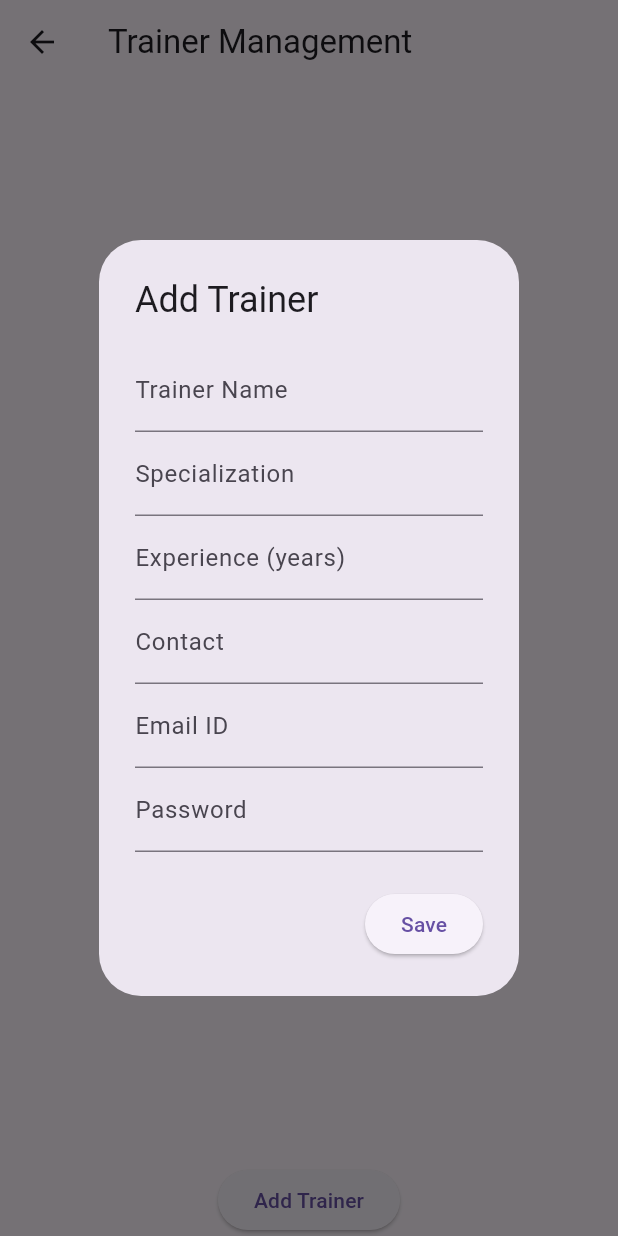
After one commit to Fitness-145/fitness_app, a Flutter app: the TrainerManagement screen opened directly, after a tap on "Add Trainer", on a phone screen of 412 x 824 dp. The commit adds this screen. Run offline on Flutter 3.47's test engine with Material 3 defaults, Android fonts, the phone set to English and light mode, and no system bars; our stand-ins replace cloud_firestore, firebase_auth, firebase_core, firebase_storage, image_picker, shared_preferences; missing offline and left inert: razorpay_flutter; accounts and stored records are empty.

Commit message:
trainer management

```diff
--- /dev/null
+++ b/lib/admin/trainer_management.dart
@@ -0,0 +1,291 @@
+import 'package:cloud_firestore/cloud_firestore.dart';
+import 'package:firebase_auth/firebase_auth.dart';
+import 'package:flutter/material.dart';
+
+class TrainerManagement extends StatefulWidget {
+  const TrainerManagement({super.key});
+  @override
+  _TrainerManagementState createState() => _TrainerManagementState();
+}
+
+class _TrainerManagementState extends State<TrainerManagement> {
+  final _formKey = GlobalKey<FormState>();
+  final _nameController = TextEditingController();
+  final _specializationController = TextEditingController();
+  final _experienceController = TextEditingController();
+  final _contactController = TextEditingController();
+  final _emailController = TextEditingController();
+  final _passwordController = TextEditingController();
+  final _newPasswordController = TextEditingController(); // For password change
+
+  String? _currentTrainerId; // To track the trainer being edited
+
+  void _saveTrainerDetails() async {
+    if (_formKey.currentState!.validate()) {
+      try {
+        if (_currentTrainerId == null) {
+          // Create a new trainer
+          UserCredential userCredential = await FirebaseAuth.instance.createUserWithEmailAndPassword(
+            email: _emailController.text,
+            password: _passwordController.text,
+          );
+
+          await FirebaseFirestore.instance.collection('trainers').add({
+            'name': _nameController.text,
+            'specialization': _specializationController.text,
+            'experience': _experienceController.text,
+            'contact': _contactController.text,
+            'email': _emailController.text,
+            'uid': userCredential.user!.uid,
+          });
+        } else {
+          // Update existing trainer
+          await FirebaseFirestore.instance.collection('trainers').doc(_currentTrainerId).update({
+            'name': _nameController.text,
+            'specialization': _specializationController.text,
+            'experience': _experienceController.text,
+            'contact': _contactController.text,
+            'email': _emailController.text,
+          });
+        }
+
+        ScaffoldMessenger.of(context).showSnackBar(
+          SnackBar(content: Text('Trainer details saved successfully!')),
+        );
+
+        _clearForm();
+      } on FirebaseAuthException catch (e) {
+        ScaffoldMessenger.of(context).showSnackBar(
+          SnackBar(content: Text('Error: ${e.message}')),
+        );
+      }
+    }
+  }
+
+  void _deleteTrainer(String trainerId) async {
+    await FirebaseFirestore.instance.collection('trainers').doc(trainerId).delete();
+    ScaffoldMessenger.of(context).showSnackBar(
+      SnackBar(content: Text('Trainer deleted successfully!')),
+    );
+  }
+
+  void _editTrainer(String trainerId, Map<String, dynamic> data) {
+    setState(() {
+      _currentTrainerId = trainerId;
+      _nameController.text = data['name'];
+      _specializationController.text = data['specialization'];
+      _experienceController.text = data['experience'];
+      _contactController.text = data['contact'];
+      _emailController.text = data['email'];
+    });
+
+    showDialog(
+      context: context,
+      builder: (context) => AlertDialog(
+        title: Text('Edit Trainer'),
+        content: Form(
+          key: _formKey,
+          child: Column(
+            mainAxisSize: MainAxisSize.min,
+            children: [
+              TextFormField(
+                controller: _nameController,
+                decoration: InputDecoration(labelText: 'Trainer Name'),
+                validator: (value) => value!.isEmpty ? 'Enter name' : null,
+              ),
+              TextFormField(
+                controller: _specializationController,
+                decoration: InputDecoration(labelText: 'Specialization'),
+                validator: (value) => value!.isEmpty ? 'Enter specialization' : null,
+              ),
+              TextFormField(
+                controller: _experienceController,
+                decoration: InputDecoration(labelText: 'Experience (years)'),
+                keyboardType: TextInputType.number,
+                validator: (value) => value!.isEmpty ? 'Enter experience' : null,
+              ),
+              TextFormField(
+                controller: _contactController,
+                decoration: InputDecoration(labelText: 'Contact'),
+                keyboardType: TextInputType.phone,
+                validator: (value) => value!.isEmpty ? 'Enter contact' : null,
+              ),
+              TextFormField(
+                controller: _emailController,
+                decoration: InputDecoration(labelText: 'Email ID'),
+                keyboardType: TextInputType.emailAddress,
+                validator: (value) => value!.isEmpty ? 'Enter email' : null,
+              ),
+              TextFormField(
+                controller: _newPasswordController,
+                decoration: InputDecoration(labelText: 'New Password (optional)'),
+                obscureText: true,
+              ),
+            ],
+          ),
+        ),
+        actions: [
+          ElevatedButton(
+            onPressed: () async {
+              if (_formKey.currentState!.validate()) {
+                 _saveTrainerDetails();
+                if (_newPasswordController.text.isNotEmpty) {
+                  await _changePassword(data['uid']);
+                }
+                Navigator.pop(context);
+              }
+            },
+            child: Text('Save'),
+          ),
+        ],
+      ),
+    );
+  }
+
+  Future<void> _changePassword(String uid) async {
+    try {
+      User user = FirebaseAuth.instance.currentUser!;
+      await user.updatePassword(_newPasswordController.text);
+      ScaffoldMessenger.of(context).showSnackBar(
+        SnackBar(content: Text('Password updated successfully!')),
+      );
+    } on FirebaseAuthException catch (e) {
+      ScaffoldMessenger.of(context).showSnackBar(
+        SnackBar(content: Text('Error: ${e.message}')),
+      );
+    }
+  }
+
+  void _clearForm() {
+    _currentTrainerId = null;
+    _nameController.clear();
+    _specializationController.clear();
+    _experienceController.clear();
+    _contactController.clear();
+    _emailController.clear();
+    _passwordController.clear();
+    _newPasswordController.clear();
+  }
+
+  @override
+  Widget build(BuildContext context) {
+    return Scaffold(
+      appBar: AppBar(title: Text('Trainer Management')),
+      body: Column(
+        children: [
+          Expanded(
+            child: StreamBuilder(
+              stream: FirebaseFirestore.instance.collection('trainers').snapshots(),
+              builder: (context, AsyncSnapshot<QuerySnapshot> snapshot) {
+                if (snapshot.connectionState == ConnectionState.waiting) {
+                  return Center(child: CircularProgressIndicator());
+                }
+                if (!snapshot.hasData || snapshot.data!.docs.isEmpty) {
+                  return Center(child: Text('No Trainers Available'));
+                }
+                return ListView(
+                  children: snapshot.data!.docs.map((doc) {
+                    final data = doc.data() as Map<String, dynamic>;
+                    return Card(
+                      margin: EdgeInsets.symmetric(horizontal: 10, vertical: 5),
+                      shape: RoundedRectangleBorder(
+                        borderRadius: BorderRadius.circular(10),
+                        side: BorderSide(color: Colors.purple),
+                      ),
+                      child: ListTile(
+                        title: Text(data['name'], style: TextStyle(fontWeight: FontWeight.bold)),
+                        subtitle: Column(
+                          crossAxisAlignment: CrossAxisAlignment.start,
+                          children: [
+                            Text('Specialization: ${data['specialization']}'),
+                            Text('Email: ${data.containsKey('email') ? data['email'] : 'N/A'}'),
+                          ],
+                        ),
+                        trailing: Row(
+                          mainAxisSize: MainAxisSize.min,
+                          children: [
+                            IconButton(
+                              icon: Icon(Icons.edit, color: Colors.blue),
+                              onPressed: () => _editTrainer(doc.id, data),
+                            ),
+                            IconButton(
+                              icon: Icon(Icons.delete, color: Colors.red),
+                              onPressed: () => _deleteTrainer(doc.id),
+                            ),
+                          ],
+                        ),
+                      ),
+                    );
+                  }).toList(),
+                );
+              },
+            ),
+          ),
+          ElevatedButton(
+            onPressed: () {
+              _clearForm();
+              showDialog(
+                context: context,
+                builder: (context) => AlertDialog(
+                  title: Text('Add Trainer'),
+                  content: Form(
+                    key: _formKey,
+                    child: Column(
+                      mainAxisSize: MainAxisSize.min,
+                      children: [
+                        TextFormField(
+                          controller: _nameController,
+                          decoration: InputDecoration(labelText: 'Trainer Name'),
+                          validator: (value) => value!.isEmpty ? 'Enter name' : null,
+                        ),
+                        TextFormField(
+                          controller: _specializationController,
+                          decoration: InputDecoration(labelText: 'Specialization'),
+                          validator: (value) => value!.isEmpty ? 'Enter specialization' : null,
+                        ),
+                        TextFormField(
+                          controller: _experienceController,
+                          decoration: InputDecoration(labelText: 'Experience (years)'),
+                          keyboardType: TextInputType.number,
+                          validator: (value) => value!.isEmpty ? 'Enter experience' : null,
+                        ),
+                        TextFormField(
+                          controller: _contactController,
+                          decoration: InputDecoration(labelText: 'Contact'),
+                          keyboardType: TextInputType.phone,
+                          validator: (value) => value!.isEmpty ? 'Enter contact' : null,
+                        ),
+                        TextFormField(
+                          controller: _emailController,
+                          decoration: InputDecoration(labelText: 'Email ID'),
+                          keyboardType: TextInputType.emailAddress,
+                          validator: (value) => value!.isEmpty ? 'Enter email' : null,
+                        ),
+                        TextFormField(
+                          controller: _passwordController,
+                          decoration: InputDecoration(labelText: 'Password'),
+                          obscureText: true,
+                          validator: (value) => value!.isEmpty ? 'Enter password' : null,
+                        ),
+                      ],
+                    ),
+                  ),
+                  actions: [
+                    ElevatedButton(
+                      onPressed: () {
+                        _saveTrainerDetails();
+                        Navigator.pop(context);
+                      },
+                      child: Text('Save'),
+                    ),
+                  ],
+                ),
+              );
+            },
+            child: Text('Add Trainer'),
+          ),
+        ],
+      ),
+    );
+  }
+}
--- a/lib/trainer/trainerdashboard.dart
+++ b/lib/trainer/trainerdashboard.dart
@@ -44,6 +44,8 @@ class TrainerDashboard extends StatelessWidget {
                 Colors.green, const UserListScreen()),
             _buildDashboardCard(
                 context, 'Messages', Icons.message, Colors.blue, null),
+            _buildDashboardCard(
+                context, 'Verification', Icons.verified, Colors.purple, null),
           ],
         ),
       ),
--- a/lib/user/screens/loginscreen.dart
+++ b/lib/user/screens/loginscreen.dart
@@ -100,7 +100,7 @@ class _LoginScreenState extends State<LoginScreen> {
     } else if (role == 'trainer') {
       dashboard = const TrainerDashboard();
     } else {
-      dashboard = const CustomizeInterestsScreen();
+      dashboard = CustomizeInterestsScreen();
     }
 
     Navigator.pushReplacement(
```
Also changed, not shown: lib/admin/admindashboard.dart (+8 -2 lines), lib/admin/subscription_tracking.dart (+45 -8 lines), lib/trainer/trainer_ai.dart (added, +88 -0 lines).
